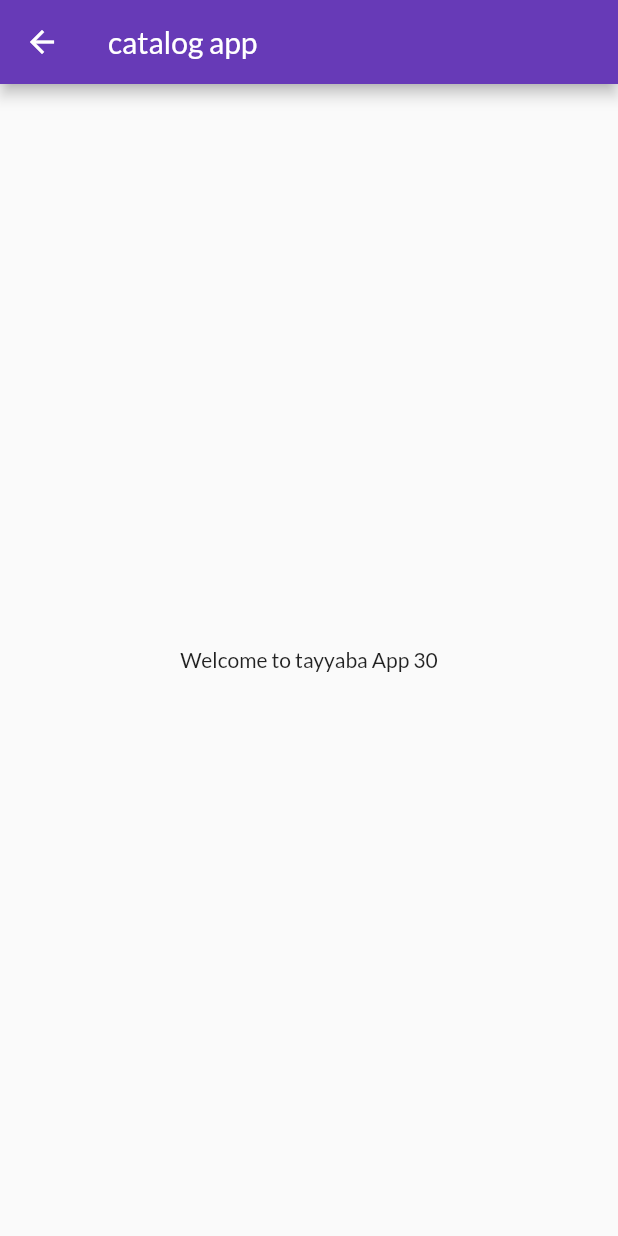
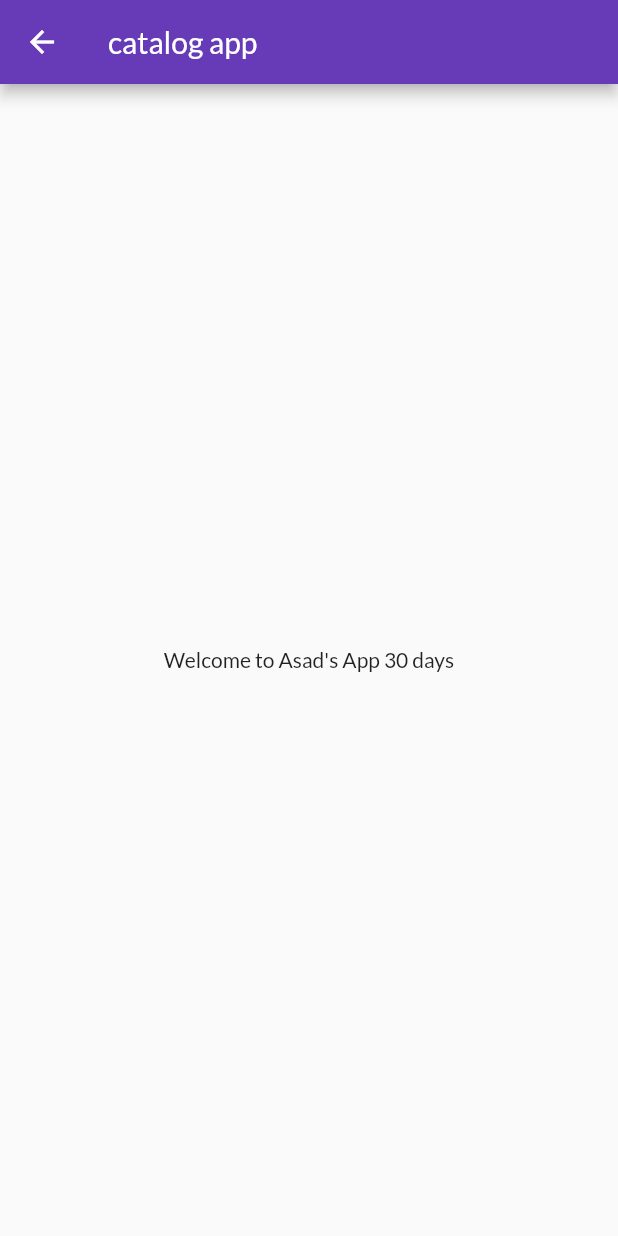
Before and after one commit to tayybaajmal123/30DaysOffFutter, a Flutter app: the HomePage screen opened by its route, on a phone screen of 412 x 824 dp. Run offline on Flutter 3.47's test engine with Material 2 defaults, Android fonts, the phone set to English and light mode, and no system bars; our stand-ins replace google_fonts.

Commit message:
day 6 completed

```diff
--- a/demoproject/lib/Home_page.dart
+++ b/demoproject/lib/Home_page.dart
@@ -1,21 +1,21 @@
 import 'package:flutter/material.dart';
 
 class HomePage extends StatelessWidget {
-  final int days=30;
-  final String name="tayyaba";
+  final int days = 30;
+  final String name = "Asad's";
   const HomePage({super.key});
 
   @override
   Widget build(BuildContext context) {
     return Scaffold(
-      appBar : AppBar(
-       title: Text("catalog app") ,
+      appBar: AppBar(
+        title: Text("catalog app"),
       ),
-        body: Center(
-          child: Container(
-            child: Text("Welcome to $name App $days"),
-          ),
+      body: Center(
+        child: Container(
+          child: Text("Welcome to $name App $days days"),
         ),
-      );
+      ),
+    );
   }
 }
--- /dev/null
+++ b/demoproject/lib/utils/routes.dart
@@ -0,0 +1,4 @@
+class MyRoutes{
+  static String LoginRoute = "/login";
+  static String HomeRoute = "/home";
+}
```
Also changed, not shown: demoproject/lib/login_page.dart (+58 -6 lines), demoproject/lib/main.dart (+5 -2 lines), 8 other files.
